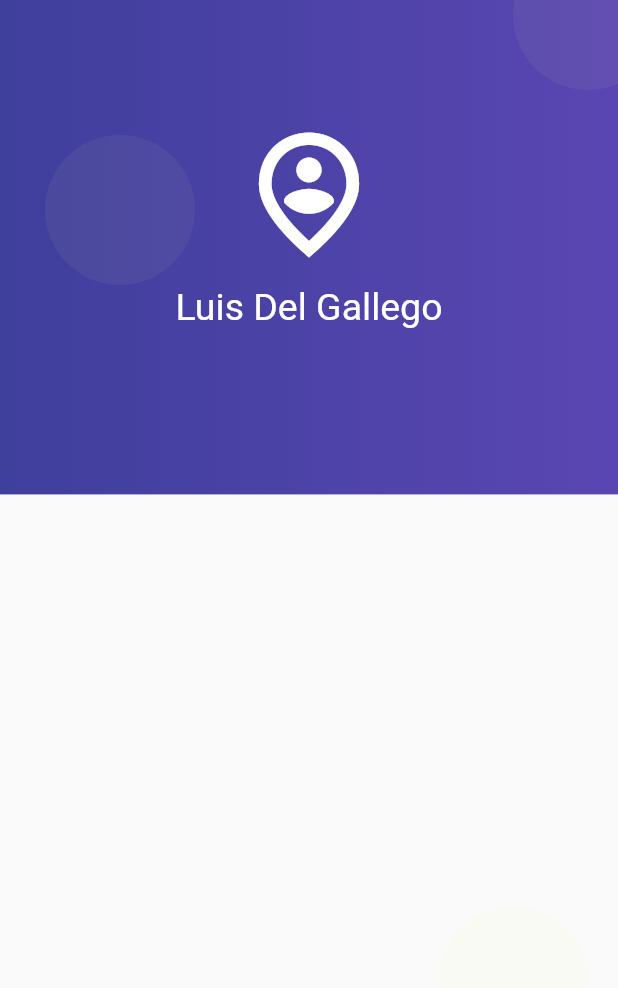
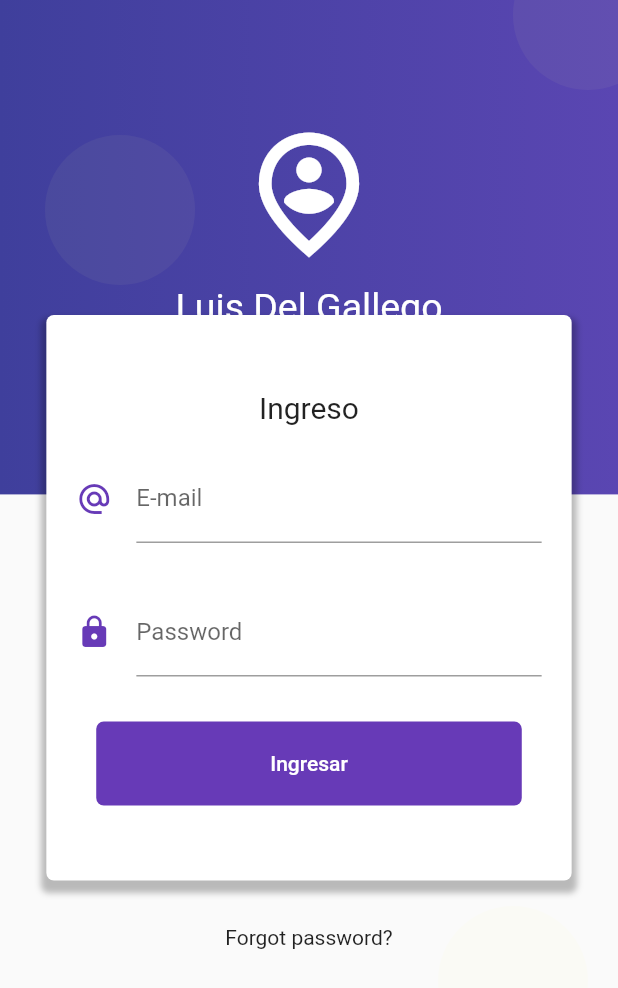
Before and after one commit to lmdelgallego/form_validation, a Flutter app: the screen it shows after launch, on a phone screen of 412 x 824 dp. Shown: the top 988 px of the screen. Run offline on Flutter 3.47's test engine with Material 2 defaults, Android fonts, the phone set to English and light mode, and no system bars.

```diff
--- a/lib/src/pages/login_page.dart
+++ b/lib/src/pages/login_page.dart
@@ -9,6 +9,7 @@ class LoginPage extends StatelessWidget {
       body: Stack(
         children: [
           _crearFondo(context),
+          _loginForm(context),
         ],
       ),
     );
@@ -64,4 +65,89 @@ class LoginPage extends StatelessWidget {
       ],
     );
   }
+
+  Widget _loginForm(BuildContext context) {
+    final size = MediaQuery.of(context).size;
+    return SingleChildScrollView(
+      child: Column(
+        children: [
+          SafeArea(
+            child: Container(
+              height: 180,
+            ),
+          ),
+          Container(
+            width: size.width * 0.85,
+            margin: EdgeInsets.symmetric(vertical: 30),
+            padding: EdgeInsets.symmetric(vertical: 50),
+            decoration: BoxDecoration(
+                color: Colors.white,
+                borderRadius: BorderRadius.circular(5),
+                boxShadow: [
+                  BoxShadow(
+                    color: Colors.black26,
+                    blurRadius: 3.0,
+                    offset: Offset(0.0, 5),
+                    spreadRadius: 3.0,
+                  )
+                ]),
+            child: Column(
+              children: [
+                Text('Ingreso', style: TextStyle(fontSize: 20)),
+                SizedBox(height: 20),
+                _crearEmail(),
+                SizedBox(height: 30),
+                _crearPassword(),
+                SizedBox(height: 30),
+                _crearBoton(),
+              ],
+            ),
+          ),
+          Text('Forgot password?'),
+          SizedBox(height: 100)
+        ],
+      ),
+    );
+  }
+
+  Widget _crearEmail() {
+    return Container(
+      padding: EdgeInsets.symmetric(horizontal: 20),
+      child: TextField(
+        keyboardType: TextInputType.emailAddress,
+        decoration: InputDecoration(
+          icon: Icon(Icons.alternate_email, color: Colors.deepPurple),
+          hintText: 'ejemplo@correo.com',
+          labelText: 'E-mail',
+        ),
+      ),
+    );
+  }
+
+  Widget _crearPassword() {
+    return Container(
+      padding: EdgeInsets.symmetric(horizontal: 20),
+      child: TextField(
+        obscureText: true,
+        decoration: InputDecoration(
+          icon: Icon(Icons.lock, color: Colors.deepPurple),
+          labelText: 'Password',
+        ),
+      ),
+    );
+  }
+
+  Widget _crearBoton() {
+    return RaisedButton(
+      child: Container(
+        padding: EdgeInsets.symmetric(horizontal: 100.0, vertical: 20),
+        child: Text('Ingresar'),
+      ),
+      shape: RoundedRectangleBorder(borderRadius: BorderRadius.circular(5)),
+      elevation: 0,
+      color: Colors.deepPurple,
+      textColor: Colors.white,
+      onPressed: () {},
+    );
+  }
 }
```
